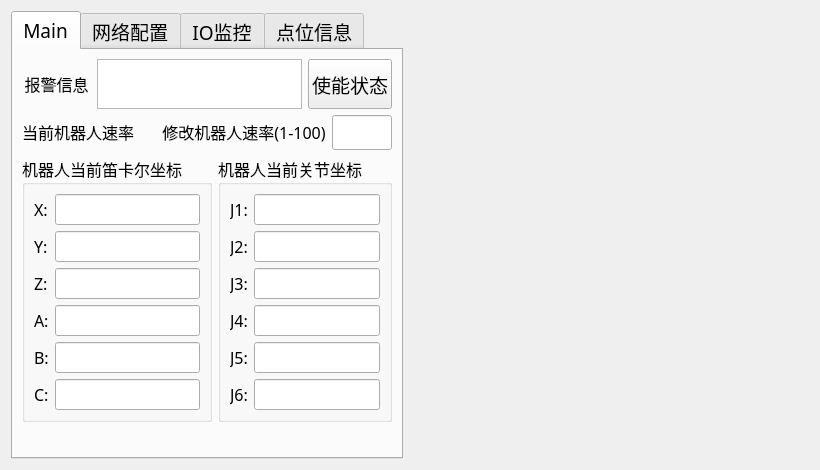
duanyifei777/TCPClint, file mywindow.ui: the form before one commit.
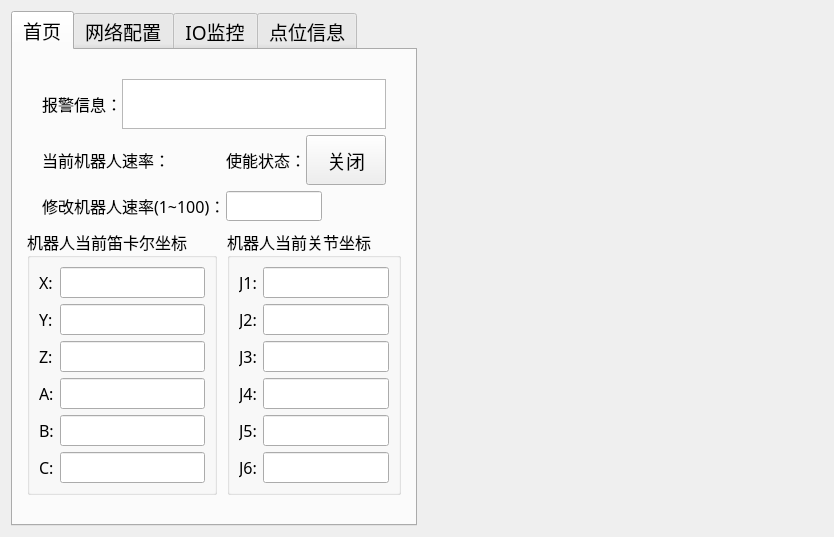
The form after the commit.

Commit message: 版本7（优化点位信息功能：同时获取多个点位，写入选中的单个点位，记录当前坐标并在table显示其修改）

The edit to the form file:
```diff
--- a/mywindow.ui
+++ b/mywindow.ui
@@ -6,15 +6,15 @@
    <rect>
     <x>0</x>
     <y>0</y>
-    <width>743</width>
-    <height>470</height>
+    <width>746</width>
+    <height>500</height>
    </rect>
   </property>
   <property name="windowTitle">
    <string>Form</string>
   </property>
-  <layout class="QHBoxLayout" name="horizontalLayout_5">
-   <item>
+  <layout class="QGridLayout" name="gridLayout_3">
+   <item row="0" column="0">
     <widget class="QTabWidget" name="tabWidget">
      <property name="sizePolicy">
       <sizepolicy hsizetype="Preferred" vsizetype="Expanding">
@@ -39,11 +39,107 @@
      </property>
      <widget class="QWidget" name="Main">
       <attribute name="title">
-       <string>Main</string>
+       <string>首页</string>
       </attribute>
-      <layout class="QGridLayout" name="gridLayout_3">
-       <item row="0" column="0" colspan="2">
-        <layout class="QHBoxLayout" name="horizontalLayout_3" stretch="1,3,1">
+      <layout class="QGridLayout" name="gridLayout_4">
+       <item row="5" column="0">
+        <spacer name="verticalSpacer_3">
+         <property name="orientation">
+          <enum>Qt::Vertical</enum>
+         </property>
+         <property name="sizeHint" stdset="0">
+          <size>
+           <width>309</width>
+           <height>23</height>
+          </size>
+         </property>
+        </spacer>
+       </item>
+       <item row="2" column="0">
+        <layout class="QHBoxLayout" name="horizontalLayout_5" stretch="2,2,1,2">
+         <property name="spacing">
+          <number>0</number>
+         </property>
+         <property name="leftMargin">
+          <number>20</number>
+         </property>
+         <property name="rightMargin">
+          <number>20</number>
+         </property>
+         <item>
+          <widget class="QLabel" name="label_4">
+           <property name="minimumSize">
+            <size>
+             <width>0</width>
+             <height>30</height>
+            </size>
+           </property>
+           <property name="font">
+            <font>
+             <family>微软雅黑</family>
+             <pointsize>12</pointsize>
+            </font>
+           </property>
+           <property name="text">
+            <string>&lt;html&gt;&lt;head/&gt;&lt;body&gt;&lt;p&gt;当前机器人速率：&lt;/p&gt;&lt;/body&gt;&lt;/html&gt;</string>
+           </property>
+          </widget>
+         </item>
+         <item>
+          <widget class="QLabel" name="showSpeedlabel">
+           <property name="text">
+            <string/>
+           </property>
+          </widget>
+         </item>
+         <item>
+          <widget class="QLabel" name="label_18">
+           <property name="font">
+            <font>
+             <family>微软雅黑</family>
+             <pointsize>12</pointsize>
+            </font>
+           </property>
+           <property name="text">
+            <string>&lt;html&gt;&lt;head/&gt;&lt;body&gt;&lt;p&gt;使能状态：&lt;/p&gt;&lt;/body&gt;&lt;/html&gt;</string>
+           </property>
+          </widget>
+         </item>
+         <item>
+          <widget class="QPushButton" name="enabledButton">
+           <property name="sizePolicy">
+            <sizepolicy hsizetype="Preferred" vsizetype="Preferred">
+             <horstretch>0</horstretch>
+             <verstretch>0</verstretch>
+            </sizepolicy>
+           </property>
+           <property name="minimumSize">
+            <size>
+             <width>0</width>
+             <height>50</height>
+            </size>
+           </property>
+           <property name="text">
+            <string>关闭</string>
+           </property>
+          </widget>
+         </item>
+        </layout>
+       </item>
+       <item row="0" column="0">
+        <layout class="QHBoxLayout" name="horizontalLayout_3" stretch="1,4">
+         <property name="spacing">
+          <number>0</number>
+         </property>
+         <property name="leftMargin">
+          <number>20</number>
+         </property>
+         <property name="topMargin">
+          <number>20</number>
+         </property>
+         <property name="rightMargin">
+          <number>20</number>
+         </property>
          <item>
           <widget class="QLabel" name="label_3">
            <property name="minimumSize">
@@ -59,7 +155,7 @@
             </font>
            </property>
            <property name="text">
-            <string>&lt;html&gt;&lt;head/&gt;&lt;body&gt;&lt;p align=&quot;center&quot;&gt;报警信息&lt;/p&gt;&lt;/body&gt;&lt;/html&gt;</string>
+            <string>&lt;html&gt;&lt;head/&gt;&lt;body&gt;&lt;p&gt;报警信息：&lt;/p&gt;&lt;/body&gt;&lt;/html&gt;</string>
            </property>
           </widget>
          </item>
@@ -82,62 +178,19 @@
            </property>
           </widget>
          </item>
-         <item>
-          <widget class="QPushButton" name="enabledButton">
-           <property name="minimumSize">
-            <size>
-             <width>0</width>
-             <height>50</height>
-            </size>
-           </property>
-           <property name="text">
-            <string>使能状态</string>
-           </property>
-          </widget>
-         </item>
         </layout>
        </item>
-       <item row="1" column="0" colspan="2">
-        <spacer name="verticalSpacer_4">
-         <property name="orientation">
-          <enum>Qt::Vertical</enum>
+       <item row="4" column="0">
+        <layout class="QHBoxLayout" name="horizontalLayout_6" stretch="3,3,2">
+         <property name="spacing">
+          <number>0</number>
          </property>
-         <property name="sizeHint" stdset="0">
-          <size>
-           <width>309</width>
-           <height>21</height>
-          </size>
+         <property name="leftMargin">
+          <number>20</number>
          </property>
-        </spacer>
-       </item>
-       <item row="2" column="0" colspan="2">
-        <layout class="QHBoxLayout" name="horizontalLayout_4" stretch="1,1,1,1">
-         <item>
-          <widget class="QLabel" name="label_4">
-           <property name="minimumSize">
-            <size>
-             <width>0</width>
-             <height>30</height>
-            </size>
-           </property>
-           <property name="font">
-            <font>
-             <family>微软雅黑</family>
-             <pointsize>12</pointsize>
-            </font>
-           </property>
-           <property name="text">
-            <string>&lt;html&gt;&lt;head/&gt;&lt;body&gt;&lt;p align=&quot;center&quot;&gt;当前机器人速率&lt;/p&gt;&lt;/body&gt;&lt;/html&gt;</string>
-           </property>
-          </widget>
-         </item>
-         <item>
-          <widget class="QLabel" name="showSpeedlabel">
-           <property name="text">
-            <string/>
-           </property>
-          </widget>
-         </item>
+         <property name="rightMargin">
+          <number>20</number>
+         </property>
          <item>
           <widget class="QLabel" name="label_6">
            <property name="minimumSize">
@@ -153,29 +206,69 @@
             </font>
            </property>
            <property name="text">
-            <string>&lt;html&gt;&lt;head/&gt;&lt;body&gt;&lt;p align=&quot;center&quot;&gt;修改机器人速率(1-100)&lt;/p&gt;&lt;/body&gt;&lt;/html&gt;</string>
+            <string>&lt;html&gt;&lt;head/&gt;&lt;body&gt;&lt;p&gt;修改机器人速率(1~100)：&lt;/p&gt;&lt;/body&gt;&lt;/html&gt;</string>
            </property>
           </widget>
          </item>
          <item>
-          <widget class="QLineEdit" name="changeSpeedlineEdit"/>
+          <widget class="QLineEdit" name="changeSpeedlineEdit">
+           <property name="minimumSize">
+            <size>
+             <width>0</width>
+             <height>30</height>
+            </size>
+           </property>
+           <property name="font">
+            <font>
+             <family>微软雅黑</family>
+             <pointsize>12</pointsize>
+            </font>
+           </property>
+          </widget>
+         </item>
+         <item>
+          <spacer name="horizontalSpacer">
+           <property name="orientation">
+            <enum>Qt::Horizontal</enum>
+           </property>
+           <property name="sizeHint" stdset="0">
+            <size>
+             <width>40</width>
+             <height>20</height>
+            </size>
+           </property>
+          </spacer>
          </item>
         </layout>
        </item>
-       <item row="3" column="0" colspan="2">
-        <spacer name="verticalSpacer_3">
+       <item row="3" column="0">
+        <spacer name="verticalSpacer_6">
          <property name="orientation">
           <enum>Qt::Vertical</enum>
          </property>
          <property name="sizeHint" stdset="0">
           <size>
            <width>309</width>
-           <height>23</height>
+           <height>18</height>
           </size>
          </property>
         </spacer>
        </item>
-       <item row="4" column="0">
+       <item row="6" column="0">
+        <layout class="QGridLayout" name="gridLayout_2">
+         <property name="leftMargin">
+          <number>5</number>
+         </property>
+         <property name="rightMargin">
+          <number>5</number>
+         </property>
+         <property name="bottomMargin">
+          <number>20</number>
+         </property>
+         <property name="horizontalSpacing">
+          <number>10</number>
+         </property>
+         <item row="0" column="0">
         <widget class="QGroupBox" name="groupBox">
          <property name="font">
           <font>
@@ -274,7 +367,7 @@
          </layout>
         </widget>
        </item>
-       <item row="4" column="1">
+         <item row="0" column="1">
         <widget class="QGroupBox" name="groupBox_2">
          <property name="font">
           <font>
@@ -373,15 +466,17 @@
          </layout>
         </widget>
        </item>
-       <item row="5" column="0" colspan="2">
-        <spacer name="verticalSpacer_2">
+        </layout>
+       </item>
+       <item row="1" column="0">
+        <spacer name="verticalSpacer_4">
          <property name="orientation">
           <enum>Qt::Vertical</enum>
          </property>
          <property name="sizeHint" stdset="0">
           <size>
            <width>309</width>
-           <height>72</height>
+           <height>21</height>
           </size>
          </property>
         </spacer>
@@ -501,7 +596,7 @@
      </widget>
     </widget>
    </item>
-   <item>
+   <item row="0" column="1">
     <widget class="QWidget" name="manualControlwidget" native="true">
      <property name="sizePolicy">
       <sizepolicy hsizetype="Preferred" vsizetype="Expanding">
```
Left out of the diff: 181 changed lines with no effect on the pictures. Lines whose indentation alone changed are shown as unchanged. The commit also changes 6 other files.
